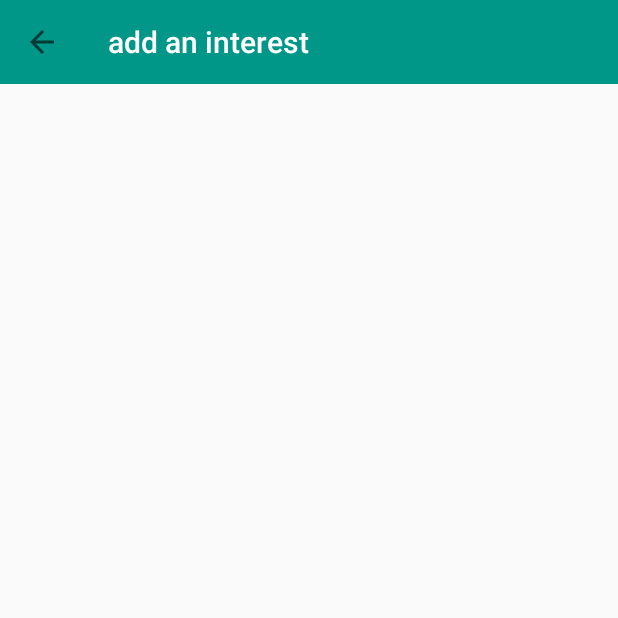
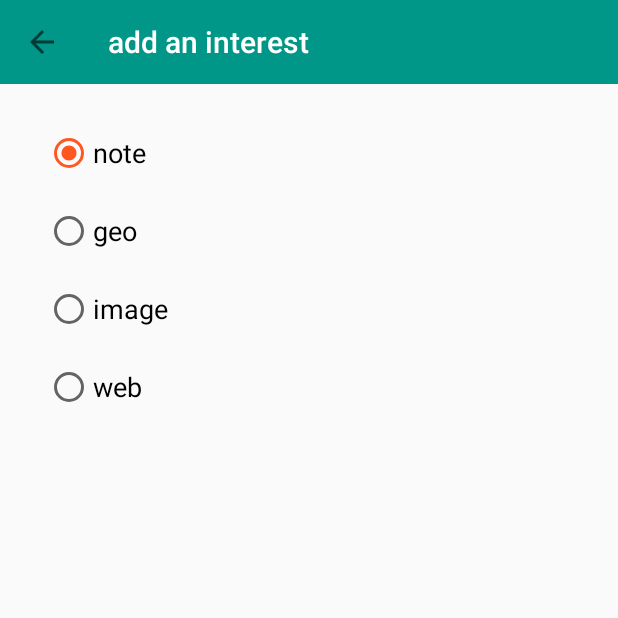
Before and after one commit to ob21/tripstori, an Android app: the AddInterestActivity screen opened directly, with no data from a screen before it, on a phone screen of 412 x 824 dp, the top half of it. Run offline under Robolectric (Android 15) with nearby library versions, the phone set to English and light mode, and no system bars; network calls fail.

Commit message:
Create choices for interest type when adding a new one

```diff
--- a/app/src/main/java/com/colibri/tripstori/activities/AddInterestActivity.java
+++ b/app/src/main/java/com/colibri/tripstori/activities/AddInterestActivity.java
@@ -1,17 +1,25 @@
 package com.colibri.tripstori.activities;
 
 import android.os.Bundle;
-import android.support.v4.app.NavUtils;
 import android.support.v7.widget.Toolbar;
 import android.view.MenuItem;
 import android.view.View;
+import android.widget.RadioButton;
+import android.widget.RadioGroup;
 
 import com.colibri.tripstori.R;
+import com.colibri.tripstori.TSApp;
+import com.colibri.tripstori.model.Interest;
 
 /**
  * Created by OPOB7414 on 02/06/2016.
  */
 public class AddInterestActivity extends TSActivity  {
+
+    public final static String CHOICE = "choice";
+    private static final String TAG = "AddInterestActivity";
+
+    private int mChoice;
 
     @Override
     protected void onCreate(Bundle savedInstanceState) {
@@ -23,6 +31,29 @@ public class AddInterestActivity extends TSActivity  {
 
         getSupportActionBar().setTitle(R.string.add_activity_title);
         getSupportActionBar().setDisplayHomeAsUpEnabled(true);
+
+        mChoice = getIntent().getIntExtra(CHOICE, 0);
+        TSApp.logDebug(TAG, "mChoice = "+mChoice);
+
+        RadioGroup rg = (RadioGroup)findViewById(R.id.radio);
+        switch(mChoice) {
+            case 0:
+                rg.check(R.id.radio_note);
+                break;
+            case 1:
+                rg.check(R.id.radio_geo);
+                break;
+            case 2:
+                rg.check(R.id.radio_image);
+                break;
+            case 3:
+                rg.check(R.id.radio_web);
+                break;
+            default:
+                rg.check(R.id.radio_note);
+                break;
+        }
+
     }
 
     @Override
@@ -30,10 +61,29 @@ public class AddInterestActivity extends TSActivity  {
         switch (item.getItemId()) {
             // Respond to the action bar's Up/Home button
             case android.R.id.home:
-                NavUtils.navigateUpFromSameTask(this);
-                return true;
+                onBackPressed();
         }
         return super.onOptionsItemSelected(item);
     }
 
+    public void onRadioButtonClicked(View view) {
+        // Is the button now checked?
+        boolean checked = ((RadioButton) view).isChecked();
+
+        // Check which radio button was clicked
+        switch(view.getId()) {
+            case R.id.radio_note:
+                if (checked)
+                    break;
+            case R.id.radio_geo:
+                if (checked)
+                    break;
+            case R.id.radio_image:
+                if (checked)
+                    break;
+            case R.id.radio_web:
+                if (checked)
+                    break;
+        }
+    }
 }
--- a/app/src/main/java/com/colibri/tripstori/fragment/ConfirmDialogFragment.java
+++ b/app/src/main/java/com/colibri/tripstori/fragment/ConfirmDialogFragment.java
@@ -9,10 +9,11 @@ import android.support.v4.app.DialogFragment;
 /**
  * Created by OPOB7414 on 27/05/2016.
  */
-public class ConfirmDialogFragment extends DialogFragment {
+public class ConfirmDialogFragment extends TSDialogFragment {
 
     @Override
     public Dialog onCreateDialog(Bundle savedInstanceState) {
+        setType(TSDialogFragment.CONFIRM);
         AlertDialog.Builder alertDialogBuilder = new AlertDialog.Builder(getActivity());
         alertDialogBuilder.setTitle("Effacer cet intérêt");
         alertDialogBuilder.setMessage("Êtes-vous sûr ?");
--- a/app/src/main/java/com/colibri/tripstori/model/GeoInterest.java
+++ b/app/src/main/java/com/colibri/tripstori/model/GeoInterest.java
@@ -11,7 +11,7 @@ public class GeoInterest extends Interest {
 
     private double mLatitude;
 
-    public GeoInterest(long id, String title, Type type, double longitude, double latitude) {
+    public GeoInterest(long id, String title, int type, double longitude, double latitude) {
         super(id, title, type, longitude, latitude);
         setLongitude(longitude);
         setLatitude(latitude);
--- a/app/src/main/java/com/colibri/tripstori/model/NoteInterest.java
+++ b/app/src/main/java/com/colibri/tripstori/model/NoteInterest.java
@@ -7,7 +7,7 @@ public class NoteInterest extends Interest {
 
     private String mText;
 
-    public NoteInterest(long id, String title, Type type, String text) {
+    public NoteInterest(long id, String title, int type, String text) {
         super(id, title, type, text);
         setText(text);
     }
--- a/app/src/main/res/layout/activity_addinterest.xml
+++ b/app/src/main/res/layout/activity_addinterest.xml
@@ -10,4 +10,40 @@
         android:theme="@style/ToolbarTheme">
     </android.support.v7.widget.Toolbar>
 
+    <RadioGroup xmlns:android="http://schemas.android.com/apk/res/android"
+        android:id="@+id/radio"
+        android:layout_width="fill_parent"
+        android:layout_height="wrap_content"
+        android:layout_margin="30dp"
+        android:orientation="vertical">
+        <RadioButton android:id="@+id/radio_note"
+            android:layout_width="wrap_content"
+            android:layout_height="wrap_content"
+            android:text="@string/note"
+            android:textSize="18sp"
+            android:onClick="onRadioButtonClicked"/>
+        <RadioButton android:id="@+id/radio_geo"
+            android:layout_width="wrap_content"
+            android:layout_height="wrap_content"
+            android:text="@string/geo"
+            android:textSize="18sp"
+            android:layout_marginTop="20dp"
+            android:onClick="onRadioButtonClicked"/>
+        <RadioButton android:id="@+id/radio_image"
+            android:layout_width="wrap_content"
+            android:layout_height="wrap_content"
+            android:text="@string/image"
+            android:textSize="18sp"
+            android:layout_marginTop="20dp"
+            android:onClick="onRadioButtonClicked"/>
+        <RadioButton android:id="@+id/radio_web"
+            android:layout_width="wrap_content"
+            android:layout_height="wrap_content"
+            android:text="@string/web"
+            android:textSize="18sp"
+            android:layout_marginTop="20dp"
+            android:onClick="onRadioButtonClicked"/>
+    </RadioGroup>
+
+
 </LinearLayout>
--- a/app/src/main/res/values/strings.xml
+++ b/app/src/main/res/values/strings.xml
@@ -1,5 +1,10 @@
 <resources>
     <string name="app_name">tripstori</string>
+
+    <string name="note">note</string>
+    <string name="geo">geo</string>
+    <string name="image">image</string>
+    <string name="web">web</string>
 
     <string name="hello_main">Hello main !</string>
     <string name="hello_about">Hello about !</string>
```
Also changed, not shown: app/src/main/java/com/colibri/tripstori/activities/MainActivity.java (+42 -15 lines), app/src/main/java/com/colibri/tripstori/adapters/InterestsListAdapter.java (+4 -4 lines), app/src/main/java/com/colibri/tripstori/database/InterestsDataSource.java (+11 -11 lines), app/src/main/java/com/colibri/tripstori/fragment/ChoiceDialogFragment.java (added, +45 -0 lines), app/src/main/java/com/colibri/tripstori/fragment/TSDialogFragment.java (added, +30 -0 lines), app/src/main/java/com/colibri/tripstori/manager/DataManager.java (+4 -4 lines), app/src/main/java/com/colibri/tripstori/model/Interest.java (+39 -34 lines).
